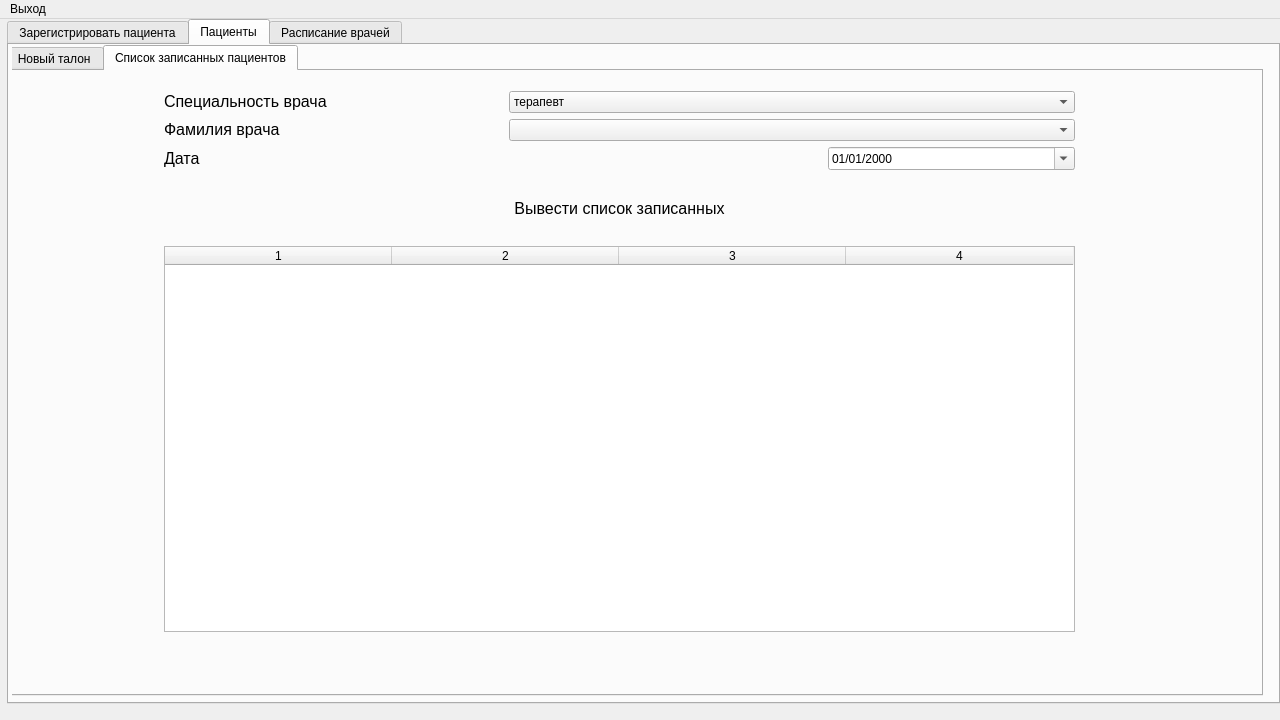
Before: the Qt Designer form 6th-semester/software-architecture/src/client/View/ApplicationViewUi.ui in theseChains/uni-assignments, drawn with Qt 5.
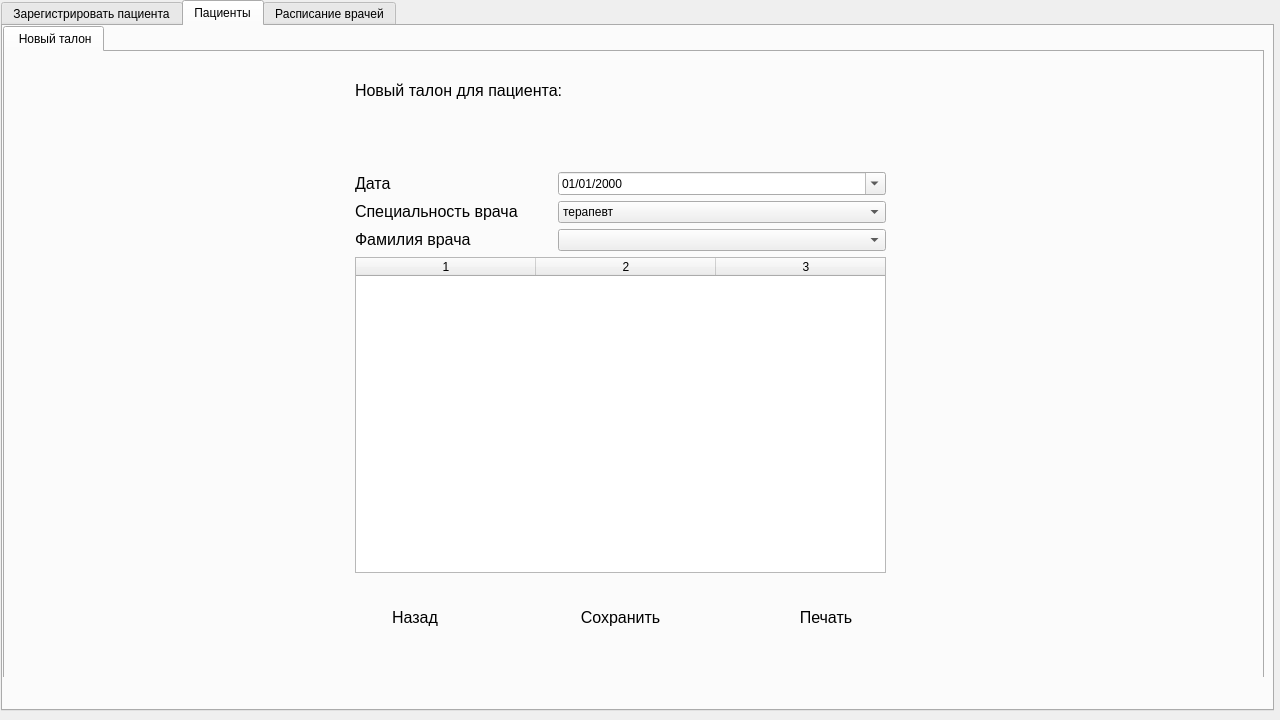
After: the same form once the commit is applied. The open tabs and pages were chosen to show the change.

Commit message: Add schedule edit for admin

```diff
--- a/6th-semester/software-architecture/src/client/View/ApplicationViewUi.ui
+++ b/6th-semester/software-architecture/src/client/View/ApplicationViewUi.ui
@@ -17,7 +17,7 @@
    <widget class="QStackedWidget" name="UserStackedWidget">
     <property name="geometry">
      <rect>
-      <x>1</x>
+      <x>0</x>
       <y>0</y>
       <width>1280</width>
       <height>720</height>
@@ -71,10 +71,10 @@
      <widget class="QTabWidget" name="RegistratorTabs">
       <property name="geometry">
        <rect>
-        <x>6</x>
+        <x>1</x>
         <y>0</y>
         <width>1273</width>
-        <height>685</height>
+        <height>711</height>
        </rect>
       </property>
       <property name="currentIndex">
@@ -630,7 +630,7 @@
        <widget class="QStackedWidget" name="ClientSearchStackedWidget">
         <property name="geometry">
          <rect>
-          <x>3</x>
+          <x>0</x>
           <y>0</y>
           <width>1271</width>
           <height>651</height>
@@ -1888,10 +1888,10 @@
          <widget class="QTabWidget" name="TalonPageTabs">
           <property name="geometry">
            <rect>
-            <x>-10</x>
+            <x>0</x>
             <y>0</y>
             <width>1261</width>
-            <height>651</height>
+            <height>671</height>
            </rect>
           </property>
           <property name="currentIndex">
@@ -2144,173 +2144,6 @@
             </layout>
            </widget>
           </widget>
-          <widget class="QWidget" name="tab_2">
-           <attribute name="title">
-            <string>Список записанных пациентов</string>
-           </attribute>
-           <widget class="QWidget" name="verticalLayoutWidget_10">
-            <property name="geometry">
-             <rect>
-              <x>160</x>
-              <y>20</y>
-              <width>911</width>
-              <height>541</height>
-             </rect>
-            </property>
-            <layout class="QVBoxLayout" name="verticalLayout_23" stretch="1,1,1,1,6">
-             <item>
-              <layout class="QHBoxLayout" name="horizontalLayout_100" stretch="3,5">
-               <property name="spacing">
-                <number>6</number>
-               </property>
-               <item>
-                <widget class="QLabel" name="label_88">
-                 <property name="text">
-                  <string>&lt;html&gt;&lt;head/&gt;&lt;body&gt;&lt;p&gt;&lt;span style=&quot; font-size:12pt;&quot;&gt;Специальность врача&lt;/span&gt;&lt;/p&gt;&lt;/body&gt;&lt;/html&gt;</string>
-                 </property>
-                </widget>
-               </item>
-               <item>
-                <widget class="QComboBox" name="comboBox_12">
-                 <item>
-                  <property name="text">
-                   <string>терапевт</string>
-                  </property>
-                 </item>
-                 <item>
-                  <property name="text">
-                   <string>лаборант</string>
-                  </property>
-                 </item>
-                 <item>
-                  <property name="text">
-                   <string>кардиолог</string>
-                  </property>
-                 </item>
-                 <item>
-                  <property name="text">
-                   <string>офтальмолог</string>
-                  </property>
-                 </item>
-                </widget>
-               </item>
-              </layout>
-             </item>
-             <item>
-              <layout class="QHBoxLayout" name="horizontalLayout_101" stretch="3,5">
-               <property name="spacing">
-                <number>6</number>
-               </property>
-               <item>
-                <widget class="QLabel" name="label_89">
-                 <property name="text">
-                  <string>&lt;html&gt;&lt;head/&gt;&lt;body&gt;&lt;p&gt;&lt;span style=&quot; font-size:12pt;&quot;&gt;Фамилия врача&lt;/span&gt;&lt;/p&gt;&lt;/body&gt;&lt;/html&gt;</string>
-                 </property>
-                </widget>
-               </item>
-               <item>
-                <widget class="QComboBox" name="RegAppointmentsDoctorLastName"/>
-               </item>
-              </layout>
-             </item>
-             <item>
-              <layout class="QHBoxLayout" name="horizontalLayout_102" stretch="8,3">
-               <property name="spacing">
-                <number>6</number>
-               </property>
-               <item>
-                <widget class="QLabel" name="label_81">
-                 <property name="text">
-                  <string>&lt;html&gt;&lt;head/&gt;&lt;body&gt;&lt;p&gt;&lt;span style=&quot; font-size:12pt;&quot;&gt;Дата&lt;/span&gt;&lt;/p&gt;&lt;/body&gt;&lt;/html&gt;</string>
-                 </property>
-                </widget>
-               </item>
-               <item>
-                <widget class="QDateEdit" name="ListOfAppointmentsDate">
-                 <property name="displayFormat">
-                  <string>dd/MM/yyyy</string>
-                 </property>
-                 <property name="calendarPopup">
-                  <bool>true</bool>
-                 </property>
-                </widget>
-               </item>
-              </layout>
-             </item>
-             <item>
-              <layout class="QHBoxLayout" name="horizontalLayout_103" stretch="3,4,3">
-               <property name="spacing">
-                <number>6</number>
-               </property>
-               <item>
-                <spacer name="horizontalSpacer_36">
-                 <property name="orientation">
-                  <enum>Qt::Horizontal</enum>
-                 </property>
-                 <property name="sizeHint" stdset="0">
-                  <size>
-                   <width>40</width>
-                   <height>20</height>
-                  </size>
-                 </property>
-                </spacer>
-               </item>
-               <item>
-                <widget class="QPushButton" name="pushButton_9">
-                 <property name="sizePolicy">
-                  <sizepolicy hsizetype="Minimum" vsizetype="Preferred">
-                   <horstretch>0</horstretch>
-                   <verstretch>0</verstretch>
-                  </sizepolicy>
-                 </property>
-                 <property name="font">
-                  <font>
-                   <pointsize>12</pointsize>
-                  </font>
-                 </property>
-                 <property name="styleSheet">
-                  <string notr="true">border-radius: 22px;</string>
-                 </property>
-                 <property name="text">
-                  <string>Вывести список записанных</string>
-                 </property>
-                </widget>
-               </item>
-               <item>
-                <spacer name="horizontalSpacer_37">
-                 <property name="orientation">
-                  <enum>Qt::Horizontal</enum>
-                 </property>
-                 <property name="sizeHint" stdset="0">
-                  <size>
-                   <width>40</width>
-                   <height>20</height>
-                  </size>
-                 </property>
-                </spacer>
-               </item>
-              </layout>
-             </item>
-             <item>
-              <widget class="QTableWidget" name="TalonPageScheduleTable_2">
-               <property name="horizontalScrollBarPolicy">
-                <enum>Qt::ScrollBarAlwaysOff</enum>
-               </property>
-               <property name="columnCount">
-                <number>4</number>
-               </property>
-               <attribute name="horizontalHeaderDefaultSectionSize">
-                <number>227</number>
-               </attribute>
-               <column/>
-               <column/>
-               <column/>
-               <column/>
-              </widget>
-             </item>
-            </layout>
-           </widget>
-          </widget>
          </widget>
         </widget>
        </widget>
@@ -5846,22 +5679,6 @@
     </widget>
    </widget>
   </widget>
-  <widget class="QMenuBar" name="menuBar">
-   <property name="geometry">
-    <rect>
-     <x>0</x>
-     <y>0</y>
-     <width>1280</width>
-     <height>21</height>
-    </rect>
-   </property>
-   <widget class="QMenu" name="menu_2">
-    <property name="title">
-     <string>Выход</string>
-    </property>
-   </widget>
-   <addaction name="menu_2"/>
-  </widget>
  </widget>
  <resources/>
  <connections/>
```
Left out of the diff: 206 changed lines with no effect on the pictures. The commit also changes 7 other files.
